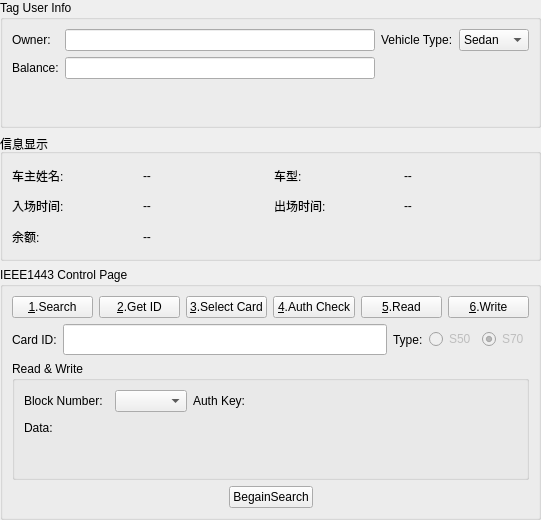
The window that rfidWidget/IEEE14443ControlWidget.ui (ziawerquart/RFID_ParkingSystemV2) describes before a commit, drawn with Qt 5.
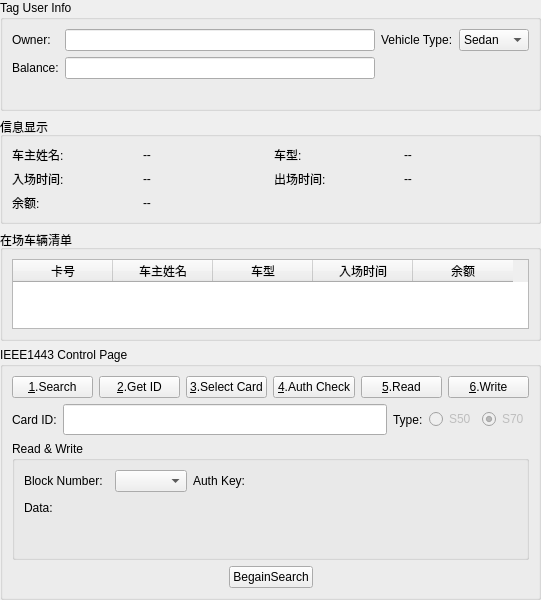
The same window after the commit. Custom widgets are drawn as their Qt base class.

Commit message: Add in-park vehicle list display

Diff of the .ui file:
```diff
--- a/rfidWidget/IEEE14443ControlWidget.ui
+++ b/rfidWidget/IEEE14443ControlWidget.ui
@@ -181,6 +181,50 @@
      </layout>
     </widget>
    </item>
+   <item>
+    <widget class="QGroupBox" name="parkingListGroupBox">
+     <property name="title">
+      <string>在场车辆清单</string>
+     </property>
+     <layout class="QVBoxLayout" name="verticalLayout_3">
+      <item>
+       <widget class="QTableWidget" name="parkingTable">
+        <property name="rowCount">
+         <number>0</number>
+        </property>
+        <property name="columnCount">
+         <number>5</number>
+        </property>
+        <column>
+         <property name="text">
+          <string>卡号</string>
+         </property>
+        </column>
+        <column>
+         <property name="text">
+          <string>车主姓名</string>
+         </property>
+        </column>
+        <column>
+         <property name="text">
+          <string>车型</string>
+         </property>
+        </column>
+        <column>
+         <property name="text">
+          <string>入场时间</string>
+         </property>
+        </column>
+        <column>
+         <property name="text">
+          <string>余额</string>
+         </property>
+        </column>
+       </widget>
+      </item>
+     </layout>
+    </widget>
+   </item>
    <item>
     <widget class="QGroupBox" name="groupBox">
      <property name="title">
```
The commit also changes 2 other files.
